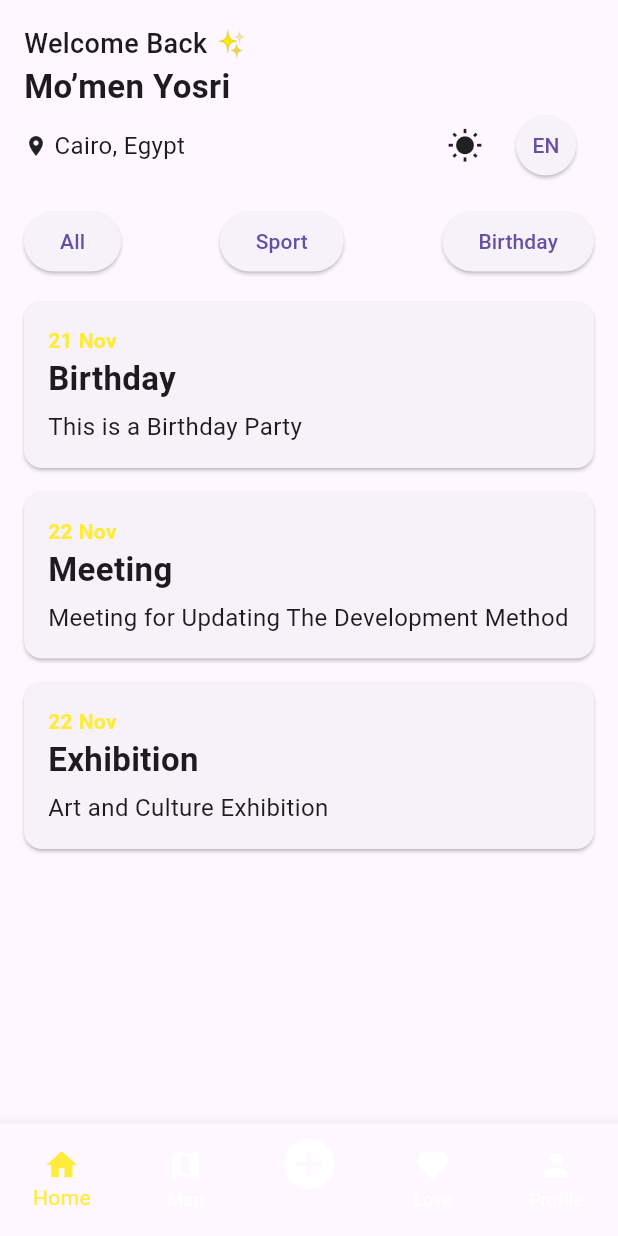
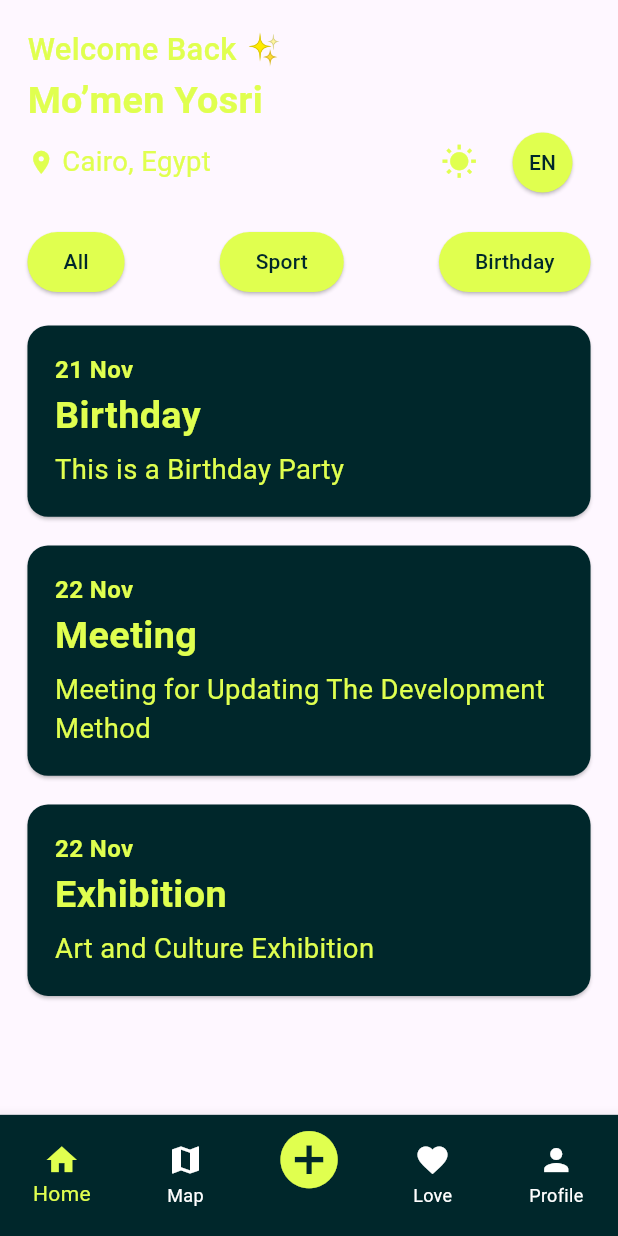
Before and after one commit to Momen-Yosri/eventify, a Flutter app: the screen it shows after launch, on a phone screen of 412 x 824 dp. Run offline on Flutter 3.47's test engine with Material 3 defaults, Android fonts, the phone set to English and light mode, and no system bars; our stand-ins replace flutter_screenutil.

Commit message:
Integrate flutter_screenutil for responsive design; update UI components with scalable dimensions and colors

```diff
--- a/lib/screens/home/home_page.dart
+++ b/lib/screens/home/home_page.dart
@@ -1,4 +1,5 @@
 import 'package:flutter/material.dart';
+import 'package:flutter_screenutil/flutter_screenutil.dart';
 
 
 
@@ -26,23 +27,27 @@ class HeaderSection extends StatelessWidget {
   @override
   Widget build(BuildContext context) {
     return Padding(
-      padding: EdgeInsets.all(16.0),
+      padding: EdgeInsets.all(16.w),
       child: Column(
         crossAxisAlignment: CrossAxisAlignment.start,
         children: [
-          Text("Welcome Back ✨", style: TextStyle(fontSize: 18, fontWeight: FontWeight.w500)),
-          Text("Mo’men Yosri", style: TextStyle(fontSize: 22, fontWeight: FontWeight.bold)),
+          Text("Welcome Back ✨", style: TextStyle(fontSize: 18.sp, fontWeight: FontWeight.w500, color: Color(0xffE0FF4F))),
+          Text("Mo’men Yosri", style: TextStyle(fontSize: 22.sp, fontWeight: FontWeight.bold, color: Color(0xffE0FF4F))),
           Row(
             children: [
-              Icon(Icons.location_on, size: 16),
-              Text(" Cairo, Egypt", style: TextStyle(fontSize: 16)),
+              Icon(Icons.location_on, size: 16.sp, color: Color(0xffE0FF4F)),
+              Text(" Cairo, Egypt", style: TextStyle(fontSize: 16.sp, color: Color(0xffE0FF4F))),
               Spacer(),
-              Icon(Icons.wb_sunny),
-              SizedBox(width: 10),
+              Icon(Icons.wb_sunny, color: Color(0xffE0FF4F)),
+              SizedBox(width: 10.w),
               ElevatedButton(
-                style: ElevatedButton.styleFrom(shape: CircleBorder(), padding: EdgeInsets.all(8)),
+                style: ElevatedButton.styleFrom(
+                  shape: CircleBorder(),
+                  padding: EdgeInsets.all(8.w),
+                  backgroundColor: Color(0xffE0FF4F),
+                ),
                 onPressed: () {},
-                child: Text("EN"),
+                child: Text("EN", style: TextStyle(color: Color(0xff00272B))),
               ),
             ],
           ),
@@ -56,7 +61,7 @@ class CategoryFilters extends StatelessWidget {
   @override
   Widget build(BuildContext context) {
     return Padding(
-      padding: EdgeInsets.symmetric(horizontal: 16.0),
+      padding: EdgeInsets.symmetric(horizontal: 16.w),
       child: Row(
         mainAxisAlignment: MainAxisAlignment.spaceBetween,
         children: [
@@ -76,9 +81,12 @@ class FilterButton extends StatelessWidget {
   @override
   Widget build(BuildContext context) {
     return ElevatedButton(
-      style: ElevatedButton.styleFrom(shape: StadiumBorder()),
+      style: ElevatedButton.styleFrom(
+        shape: StadiumBorder(),
+        backgroundColor: Color(0xffE0FF4F),
+      ),
       onPressed: () {},
-      child: Text(label),
+      child: Text(label, style: TextStyle(color: Color(0xff00272B))),
     );
   }
 }
@@ -87,7 +95,7 @@ class EventList extends StatelessWidget {
   @override
   Widget build(BuildContext context) {
     return ListView(
-      padding: EdgeInsets.all(16.0),
+      padding: EdgeInsets.all(16.w),
       children: [
         EventCard(title: "Birthday", date: "21 Nov", description: "This is a Birthday Party"),
         EventCard(title: "Meeting", date: "22 Nov", description: "Meeting for Updating The Development Method"),
@@ -104,17 +112,18 @@ class EventCard extends StatelessWidget {
   @override
   Widget build(BuildContext context) {
     return Card(
-      margin: EdgeInsets.only(bottom: 16.0),
-      shape: RoundedRectangleBorder(borderRadius: BorderRadius.circular(12.0)),
+      color: Color(0xff00272B),
+      margin: EdgeInsets.only(bottom: 16.h),
+      shape: RoundedRectangleBorder(borderRadius: BorderRadius.circular(12.r)),
       child: Padding(
-        padding: EdgeInsets.all(16.0),
+        padding: EdgeInsets.all(16.w),
         child: Column(
           crossAxisAlignment: CrossAxisAlignment.start,
           children: [
-            Text(date, style: TextStyle(fontSize: 14, fontWeight: FontWeight.bold, color: Colors.yellow)),
-            Text(title, style: TextStyle(fontSize: 22, fontWeight: FontWeight.bold)),
-            SizedBox(height: 5),
-            Text(description, style: TextStyle(fontSize: 16)),
+            Text(date, style: TextStyle(fontSize: 14.sp, fontWeight: FontWeight.bold, color: Color(0xffE0FF4F))),
+            Text(title, style: TextStyle(fontSize: 22.sp, fontWeight: FontWeight.bold, color: Color(0xffE0FF4F))),
+            SizedBox(height: 5.h),
+            Text(description, style: TextStyle(fontSize: 16.sp, color: Color(0xffE0FF4F))),
           ],
         ),
       ),
@@ -127,12 +136,13 @@ class BottomNavBar extends StatelessWidget {
   Widget build(BuildContext context) {
     return BottomNavigationBar(
       type: BottomNavigationBarType.fixed,
-      selectedItemColor: Colors.yellow,
+      backgroundColor: Color(0xff00272B),
+      selectedItemColor: Color(0xffE0FF4F),
       unselectedItemColor: Colors.white,
       items: [
         BottomNavigationBarItem(icon: Icon(Icons.home), label: "Home"),
         BottomNavigationBarItem(icon: Icon(Icons.map), label: "Map"),
-        BottomNavigationBarItem(icon: Icon(Icons.add_circle, size: 40), label: ""),
+        BottomNavigationBarItem(icon: Icon(Icons.add_circle, size: 40.sp, color: Color(0xffE0FF4F)), label: ""),
         BottomNavigationBarItem(icon: Icon(Icons.favorite), label: "Love"),
         BottomNavigationBarItem(icon: Icon(Icons.person), label: "Profile"),
       ],
--- a/lib/styles/app_theme.dart
+++ b/lib/styles/app_theme.dart
@@ -1,6 +1,25 @@
+import 'package:eventify/styles/app_colors.dart';
 import 'package:flutter/material.dart';
 
 class AppTheme {
-  static final ThemeData lightTheme = ThemeData();
-  static final ThemeData darkTheme = ThemeData();
+  static final ThemeData lightTheme = ThemeData(
+    scaffoldBackgroundColor: AppColors.whiteColor,
+    primaryColor: AppColors.secondaryDarkColor,
+    primaryColorDark: AppColors.primaryDarkColor,
+    appBarTheme: AppBarTheme(
+      backgroundColor: AppColors.primaryDarkColor,
+      elevation: 0,
+      iconTheme: IconThemeData(color: AppColors.secondaryDarkColor),
+    ),
+  );
+  static final ThemeData darkTheme = ThemeData(
+    scaffoldBackgroundColor: AppColors.blackColor,
+    primaryColor: AppColors.primaryDarkColor,
+    primaryColorDark: AppColors.secondaryDarkColor,
+    appBarTheme: AppBarTheme(
+      backgroundColor: AppColors.secondaryDarkColor,
+      elevation: 0,
+      iconTheme: IconThemeData(color: AppColors.primaryDarkColor),
+    ),
+  );
 }
--- a/pubspec.yaml
+++ b/pubspec.yaml
@@ -34,6 +34,7 @@ dependencies:
   # The following adds the Cupertino Icons font to your application.
   # Use with the CupertinoIcons class for iOS style icons.
   cupertino_icons: ^1.0.8
+  flutter_screenutil: ^5.9.3
 
 dev_dependencies:
   flutter_test:
```
Also changed, not shown: pubspec.lock.
